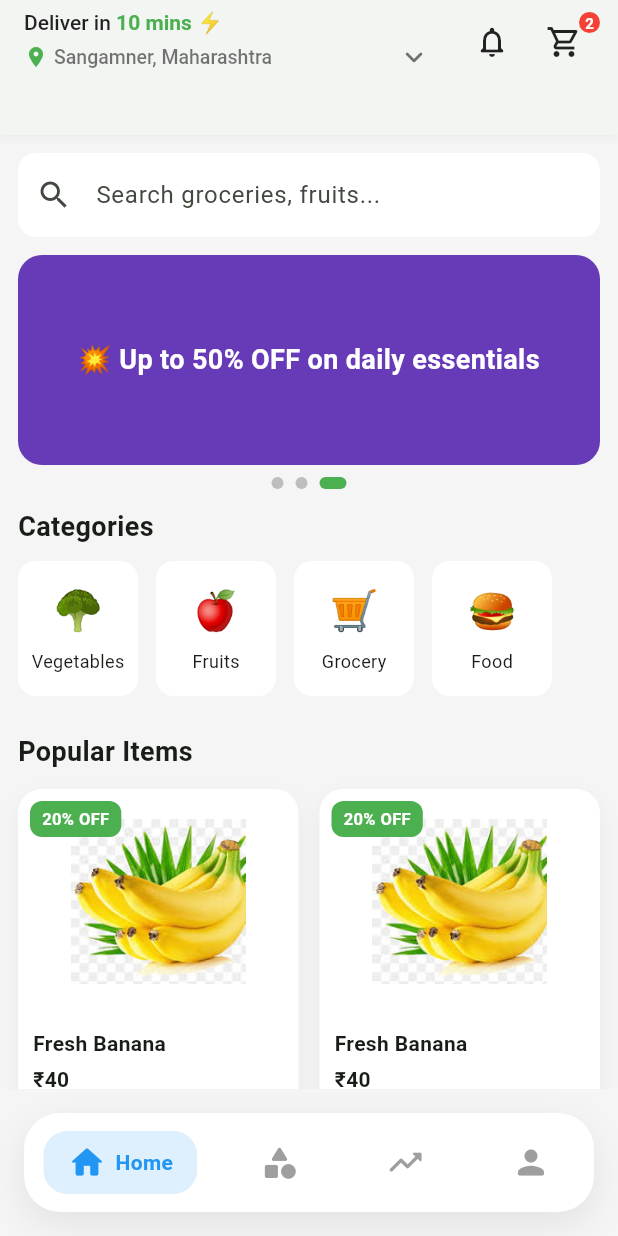
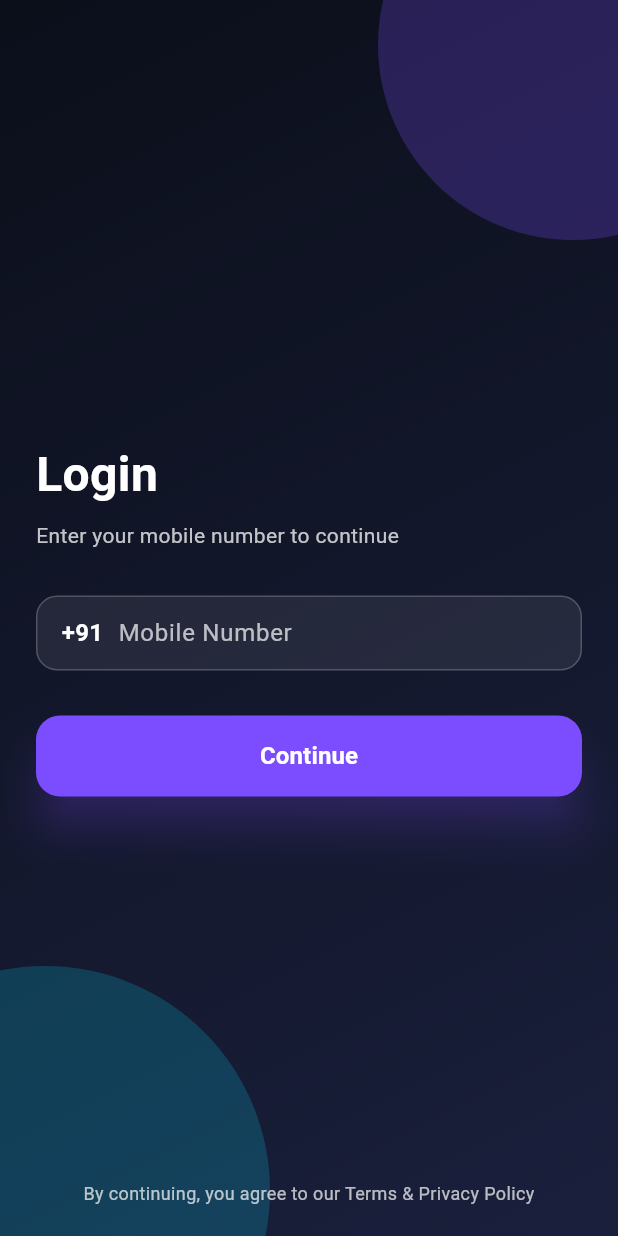
Before and after one commit to surajbombale05/zeggo_cus, a Flutter app: the screen it shows after launch, on a phone screen of 412 x 824 dp. Run offline on Flutter 3.47's test engine with Material 3 defaults, Android fonts, the phone set to English and light mode, and no system bars; our stand-ins replace get.

Commit message:
added login view

```diff
--- /dev/null
+++ b/lib/constants/app_colors.dart
@@ -0,0 +1,31 @@
+import 'package:flutter/material.dart';
+
+class AppColors {
+  AppColors._();
+
+  static const Color primaryDark = Color(0xFF0B0F1A);
+  static const Color secondaryDark = Color(0xFF1A1F3C);
+
+  static const Color accentPurple = Color(0xFF7C4DFF);
+  static const Color accentCyan = Color(0xFF00E5FF);
+
+  static const Color white = Colors.white;
+  static Color white70 = Colors.white.withOpacity(0.7);
+  static Color white75 = Colors.white.withOpacity(0.75);
+
+  static const LinearGradient splashGradient = LinearGradient(
+    begin: Alignment.topLeft,
+    end: Alignment.bottomRight,
+    colors: [
+      primaryDark,
+      secondaryDark,
+    ],
+  );
+
+  static const LinearGradient logoGradient = LinearGradient(
+    colors: [
+      accentPurple,
+      accentCyan,
+    ],
+  );
+}
--- /dev/null
+++ b/lib/features/auth/view/login_view.dart
@@ -0,0 +1,180 @@
+import 'package:flutter/material.dart';
+import 'package:flutter/services.dart';
+import 'package:zeggo_cus/constants/app_colors.dart';
+import 'package:zeggo_cus/constants/app_consts.dart';
+import 'package:zeggo_cus/features/auth/view/opt_view.dart';
+
+class LoginView extends StatelessWidget {
+  const LoginView({super.key});
+
+  @override
+  Widget build(BuildContext context) {
+    return Scaffold(
+      resizeToAvoidBottomInset: true,
+      body: Container(
+        decoration: const BoxDecoration(gradient: AppColors.splashGradient),
+        child: Stack(
+          children: [
+            // ================= BACKGROUND GLOWS =================
+            Positioned(
+              top: -100,
+              right: -100,
+              child: Container(
+                width: 260,
+                height: 260,
+                decoration: BoxDecoration(
+                  shape: BoxShape.circle,
+                  color: AppColors.accentPurple.withOpacity(0.25),
+                ),
+              ),
+            ),
+            Positioned(
+              bottom: -120,
+              left: -120,
+              child: Container(
+                width: 300,
+                height: 300,
+                decoration: BoxDecoration(
+                  shape: BoxShape.circle,
+                  color: AppColors.accentCyan.withOpacity(0.18),
+                ),
+              ),
+            ),
+
+            // ================= CENTER LOGIN CONTENT =================
+            SafeArea(
+              child: Center(
+                child: SingleChildScrollView(
+                  padding: const EdgeInsets.symmetric(horizontal: 24),
+                  child: Column(
+                    mainAxisSize: MainAxisSize.min,
+                    crossAxisAlignment: CrossAxisAlignment.start,
+                    children: [
+                      const Text(
+                        "Login",
+                        style: TextStyle(
+                          fontSize: 32,
+                          fontWeight: FontWeight.bold,
+                          color: AppColors.white,
+                        ),
+                      ),
+
+                      const SizedBox(height: 8),
+
+                      Text(
+                        "Enter your mobile number to continue",
+                        style: TextStyle(
+                          fontSize: 14,
+                          color: AppColors.white75,
+                        ),
+                      ),
+
+                      const SizedBox(height: 30),
+
+                      // Mobile Input
+                      Container(
+                        padding: const EdgeInsets.symmetric(horizontal: 16),
+                        decoration: BoxDecoration(
+                          color: Colors.white.withOpacity(0.08),
+                          borderRadius: BorderRadius.circular(14),
+                          border: Border.all(
+                            color: Colors.white.withOpacity(0.2),
+                          ),
+                        ),
+                        child: Row(
+                          children: [
+                            const Text(
+                              "+91",
+                              style: TextStyle(
+                                color: AppColors.white,
+                                fontSize: 16,
+                                fontWeight: FontWeight.w600,
+                              ),
+                            ),
+                            const SizedBox(width: 10),
+                            Expanded(
+                              child: TextField(
+                                keyboardType: TextInputType.phone,
+                                maxLength: 10,
+                                inputFormatters: [
+                                  FilteringTextInputFormatter.digitsOnly,
+                                ],
+                                style: const TextStyle(
+                                  color: AppColors.white,
+                                  fontSize: 16,
+                                ),
+                                decoration: InputDecoration(
+                                  counterText: "",
+                                  hintText: "Mobile Number",
+                                  hintStyle: TextStyle(
+                                    color: AppColors.white70,
+                                  ),
+                                  border: InputBorder.none,
+                                ),
+                              ),
+                            ),
+                          ],
+                        ),
+                      ),
+
+                      const SizedBox(height: 30),
+
+                      // Continue Button
+                      SizedBox(
+                        width: double.infinity,
+                        height: 54,
+                        child: ElevatedButton(
+                          onPressed: () {
+                            Navigator.push(
+                              context,
+                              MaterialPageRoute(
+                                builder: (_) => const OtpView(),
+                              ),
+                            );
+                          },
+                          style: ElevatedButton.styleFrom(
+                            backgroundColor: AppColors.accentPurple,
+                            shape: RoundedRectangleBorder(
+                              borderRadius: BorderRadius.circular(16),
+                            ),
+                            elevation: 12,
+                            shadowColor: AppColors.accentPurple.withOpacity(
+                              0.6,
+                            ),
+                          ),
+                          child: const Text(
+                            "Continue",
+                            style: TextStyle(
+                              fontSize: 16,
+                              fontWeight: FontWeight.bold,
+                              color: AppColors.white,
+                            ),
+                          ),
+                        ),
+                      ),
+                    ],
+                  ),
+                ),
+              ),
+            ),
+
+            // ================= BOTTOM FOOTER =================
+            Positioned(
+              left: 24,
+              right: 24,
+              bottom: 20,
+              child: SafeArea(
+                top: false,
+                child: Text(
+                  "By continuing, you agree to our Terms & Privacy Policy",
+                  textAlign: TextAlign.center,
+                  style: TextStyle(fontSize: 12, color: AppColors.white70),
+                ),
+              ),
+            ),
+          ],
+        ),
+      ),
+    );
+  }
+}
--- a/lib/features/profile_section/view/profile_view.dart
+++ b/lib/features/profile_section/view/profile_view.dart
@@ -86,7 +86,6 @@ class ProfileView extends StatelessWidget {
 
               const SizedBox(height: 30),
 
-              // ⚙️ Profile Options
               Padding(
                 padding: const EdgeInsets.symmetric(horizontal: 16),
                 child: Column(
@@ -147,7 +146,6 @@ class ProfileView extends StatelessWidget {
   }
 }
 
-// 🔢 Stats Widget
 class _ProfileStat extends StatelessWidget {
   final String title;
   final String value;
--- a/lib/main.dart
+++ b/lib/main.dart
@@ -1,6 +1,7 @@
 import 'package:flutter/material.dart';
 import 'package:get/get.dart';
 import 'package:zeggo_cus/features/home_screen/screen/home_screen.dart';
+import 'package:zeggo_cus/features/splash_screen/splash_screen_view.dart';
 
 void main() {
   runApp(const MyApp());
@@ -18,7 +19,7 @@ class MyApp extends StatelessWidget {
         colorScheme: ColorScheme.fromSeed(seedColor: Colors.green),
         useMaterial3: true,
       ),
-      home: HomeScreen(),
+      home: SplashView(),
     );
   }
 }
--- a/lib/widgets/custom_appbar.dart
+++ b/lib/widgets/custom_appbar.dart
@@ -11,6 +11,7 @@ class ZeptoStyleAppBar extends StatelessWidget implements PreferredSizeWidget {
   @override
   Widget build(BuildContext context) {
     return AppBar(
+      toolbarHeight: 150,
       backgroundColor: Colors.white,
       elevation: 2,
       shadowColor: Colors.black12,
@@ -40,10 +41,7 @@ class ZeptoStyleAppBar extends StatelessWidget implements PreferredSizeWidget {
               ),
             ],
           ),
-
           const SizedBox(height: 2),
-
-          // 📍 Location row
           Row(
             children: const [
               Icon(Icons.location_on, size: 16, color: Colors.green),
```
Also changed, not shown: lib/constants/app_consts.dart (added, +11 -0 lines), lib/features/auth/view/opt_view.dart (added, +180 -0 lines), lib/features/splash_screen/splash_screen_view.dart (added, +154 -0 lines), assets/images/black_logo_with_name.png (added), assets/images/blacklogo_with_name.png (added), assets/images/white_log.png (added), assets/images/white_logo_with_name.png (added), assets/images/white_logo_without_bg.png (added).
